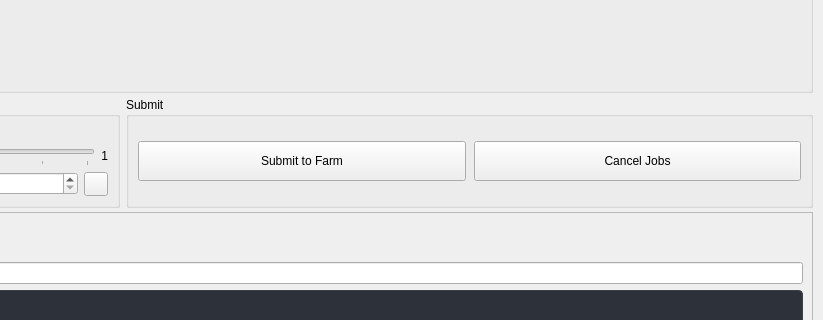
Qt form resources/ui/tabs/comfyui.ui (cpt-cabbage/luma_tools) before a commit; both pictures show x 577 to 1400 and y 305 to 625 of the 1400 by 850 pixel window.
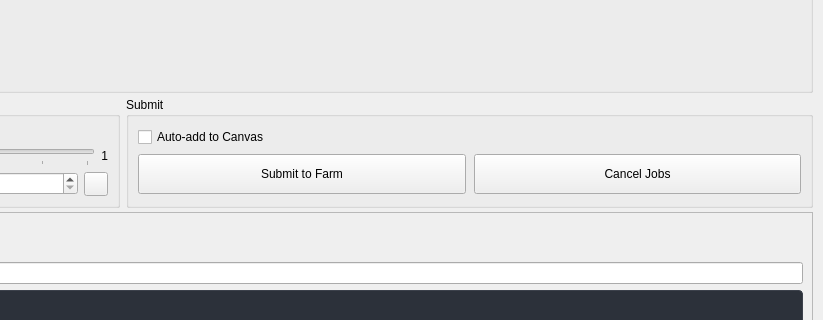
The same form after that commit.

Patch:
```diff
--- a/resources/ui/tabs/comfyui.ui
+++ b/resources/ui/tabs/comfyui.ui
@@ -359,6 +359,19 @@
             <property name="spacing">
              <number>6</number>
             </property>
+            <item>
+             <widget class="QCheckBox" name="ComfyUIAutoAddToCanvas">
+              <property name="text">
+               <string>Auto-add to Canvas</string>
+              </property>
+              <property name="toolTip">
+               <string>Automatically add generated images to the Canvas tab</string>
+              </property>
+              <property name="checked">
+               <bool>false</bool>
+              </property>
+             </widget>
+            </item>
             <item>
              <layout class="QHBoxLayout" name="submitButtonsLayout">
               <property name="spacing">
```
